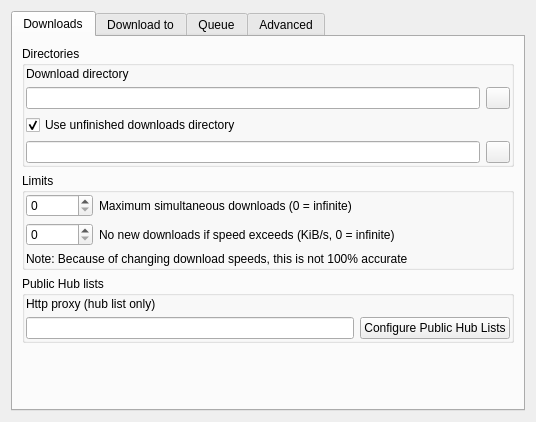
Above: eiskaltdcpp-qt/ui/UISettingsDownloads.ui from eiskaltdcpp/eiskaltdcpp before the change. Below: the same form after it.
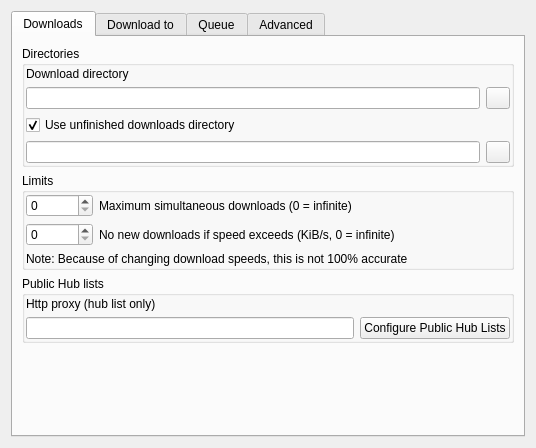
That is the form after the change. Custom widgets are drawn as their Qt base class.

Diff of the .ui file:
```diff
--- a/eiskaltdcpp-qt/ui/UISettingsDownloads.ui
+++ b/eiskaltdcpp-qt/ui/UISettingsDownloads.ui
@@ -7,7 +7,7 @@
     <x>0</x>
     <y>0</y>
     <width>536</width>
-    <height>422</height>
+    <height>448</height>
    </rect>
   </property>
   <property name="windowTitle">
```
Left out of the diff: 68 changed lines with no effect on the pictures.
